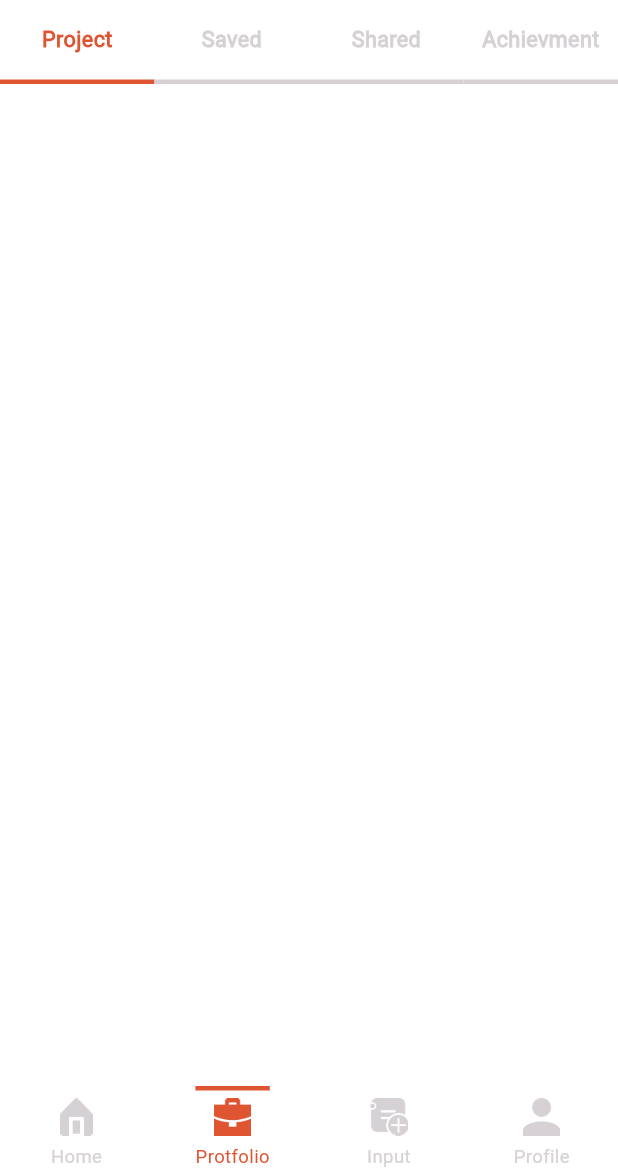
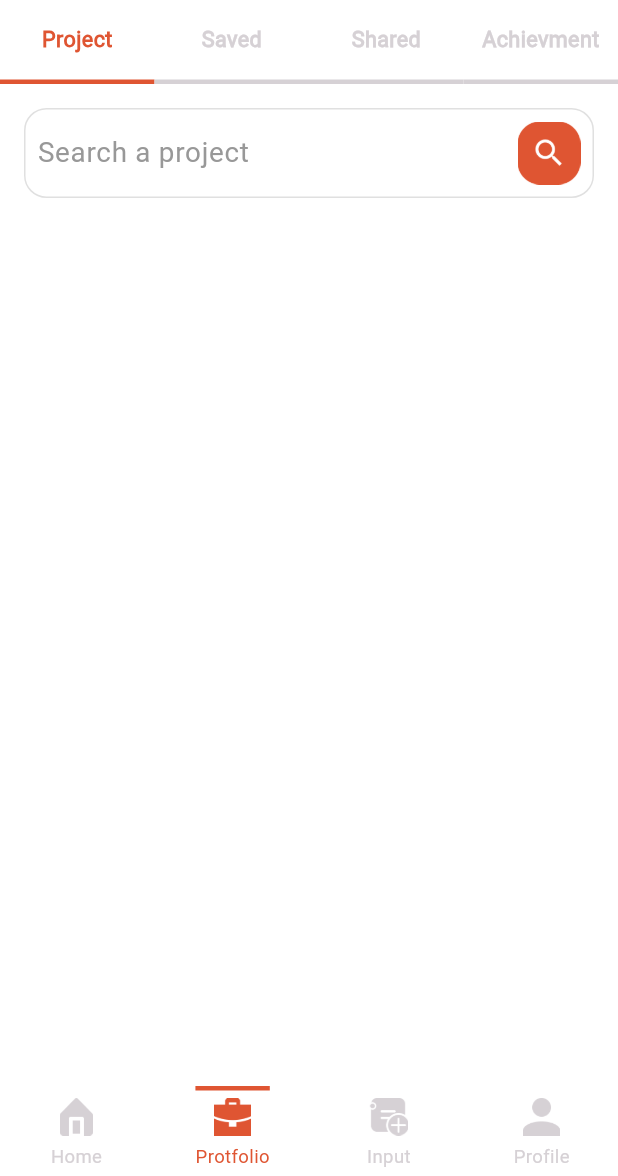
Before and after one commit to marcolous/Flutter-YolidayLLP-Task, a Flutter app: the screen it shows after launch, item 2 of the bottom bar chosen, on a phone screen of 412 x 824 dp, the part 60-1236 px from its top. Run offline on Flutter 3.47's test engine with Material 3 defaults, Android fonts, the phone set to English and light mode, and no system bars; our stand-ins replace gap.

Commit message:
finsish search widget

```diff
--- /dev/null
+++ b/lib/core/widgets/search_widget.dart
@@ -0,0 +1,44 @@
+import 'package:flutter/material.dart';
+import 'package:gap/gap.dart';
+import 'package:yoliday_llp_task/core/styles/styles.dart';
+import 'package:yoliday_llp_task/core/utils/app_images.dart';
+
+class SearchWidget extends StatelessWidget {
+  const SearchWidget({super.key});
+
+  @override
+  Widget build(BuildContext context) {
+    TextStyle hintStyle = Styles.style18Reg(context);
+    return Container(
+      padding: const EdgeInsets.symmetric(horizontal: 8),
+      margin: const EdgeInsets.all(16),
+      height: 60,
+      decoration: BoxDecoration(
+        color: Colors.white,
+        borderRadius: BorderRadius.circular(15),
+        border: Border.all(
+          color: Color(0xffE0E0E0),
+        ),
+      ),
+      child: Row(
+        children: [
+          Expanded(
+            child: TextField(
+              style: hintStyle,
+              decoration: InputDecoration(
+                hintText: 'Search a project',
+                hintStyle: hintStyle,
+                border: InputBorder.none,
+              ),
+            ),
+          ),
+          const Gap(15),
+          Padding(
+            padding: const EdgeInsets.symmetric(vertical: 8),
+            child: AppImages.search,
+          ),
+        ],
+      ),
+    );
+  }
+}
--- a/lib/feature/protfolio/presentation/view/screens/project.dart
+++ b/lib/feature/protfolio/presentation/view/screens/project.dart
@@ -1,4 +1,5 @@
 import 'package:flutter/material.dart';
+import 'package:yoliday_llp_task/core/widgets/search_widget.dart';
 
 class Project extends StatelessWidget {
   const Project({super.key});
@@ -7,7 +8,7 @@ class Project extends StatelessWidget {
   Widget build(BuildContext context) {
     return const Column(
       children: [
-
+        SearchWidget(),
       ],
     );
   }
```
